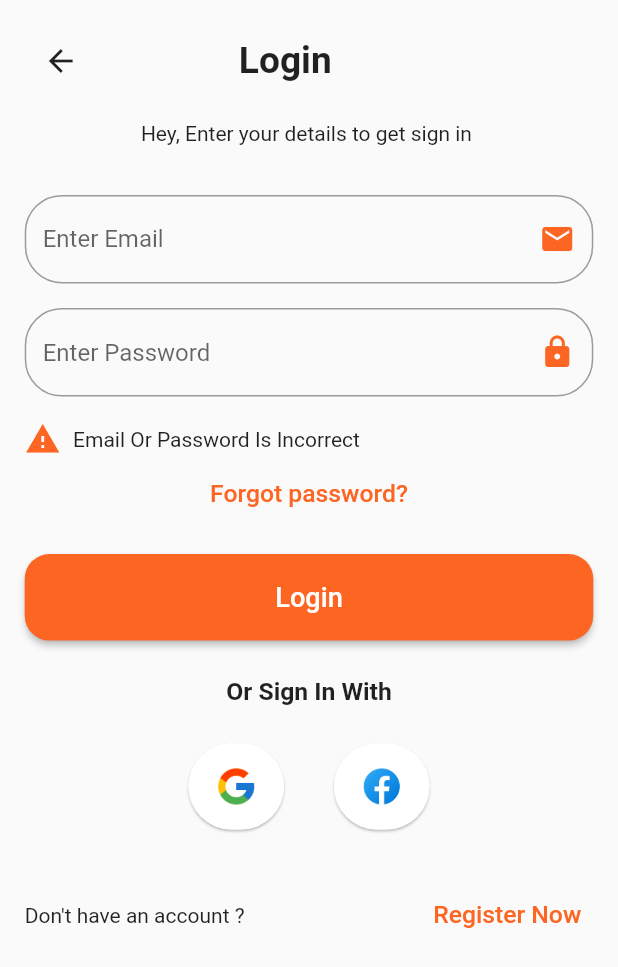
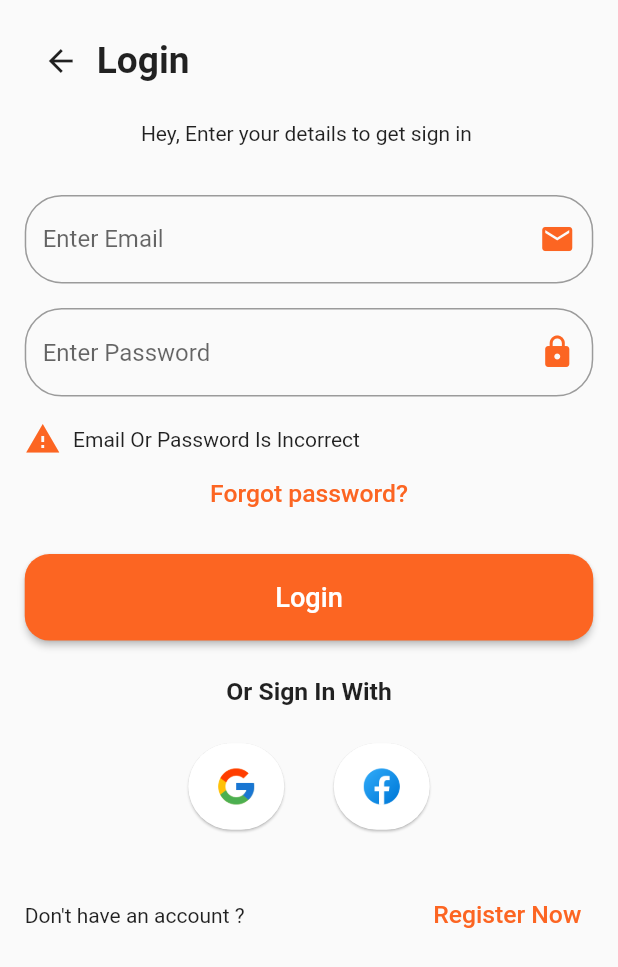
Before and after one commit to hashan8991/tour_drive_frontend, a Flutter app: the screen it shows after launch, on a phone screen of 412 x 824 dp. Shown: the top 967 px of the screen. Run offline on Flutter 3.47's test engine with Material 2 defaults, Android fonts, the light colour scheme and no system bars; our stand-ins replace device_preview.

Commit message:
create header widgets

```diff
--- a/lib/screens/sign_in/login_screen.dart
+++ b/lib/screens/sign_in/login_screen.dart
@@ -2,6 +2,7 @@ import "package:flutter/material.dart";
 //import 'package:tour_drive_frontend/size_config.dart';
 import 'package:tour_drive_frontend/constants.dart';
 import 'package:tour_drive_frontend/widgets/default_button.dart';
+import 'package:tour_drive_frontend/widgets/header.dart';
 import '../../size_config.dart';
 
 
@@ -27,13 +28,7 @@ class LogInScreen extends StatelessWidget {
             scrollDirection: Axis.vertical,
             child: Column(
               children: <Widget>[
-                Row(
-                  children: [
-                    IconButton(onPressed: () {}, icon: const Icon(Icons.arrow_back, )),
-                    SizedBox(width: screenWidth * 0.23,),
-                    Text("Login", style: TextStyle(fontSize: screenHeight*0.03, fontWeight: FontWeight.bold),),
-                  ],
-                ),
+                Header(text: "Login", press: () {} ),
                 SizedBox(height: screenHeight * 0.02),
                 const Text("Hey, Enter your details to get sign in ",),
                 SizedBox(height: screenHeight * 0.04),
--- /dev/null
+++ b/lib/widgets/header.dart
@@ -0,0 +1,26 @@
+import 'package:flutter/material.dart';
+
+class Header extends StatelessWidget {
+  const Header({
+    Key? key,
+
+    required this.text,
+    required this.press,
+  }) : super(key: key);
+
+
+  final String text;
+  final VoidCallback press;
+
+  @override
+  Widget build(BuildContext context) {
+    final double screenWidth = MediaQuery.of(context).size.width;
+    final double screenHeight = MediaQuery.of(context).size.height;
+    return Row(
+      children: [
+        IconButton(onPressed: press, icon: const Icon(Icons.arrow_back, )),
+        Text(text, style: TextStyle(fontSize: screenHeight*0.03, fontWeight: FontWeight.bold),),
+      ],
+    );
+  }
+}
```
